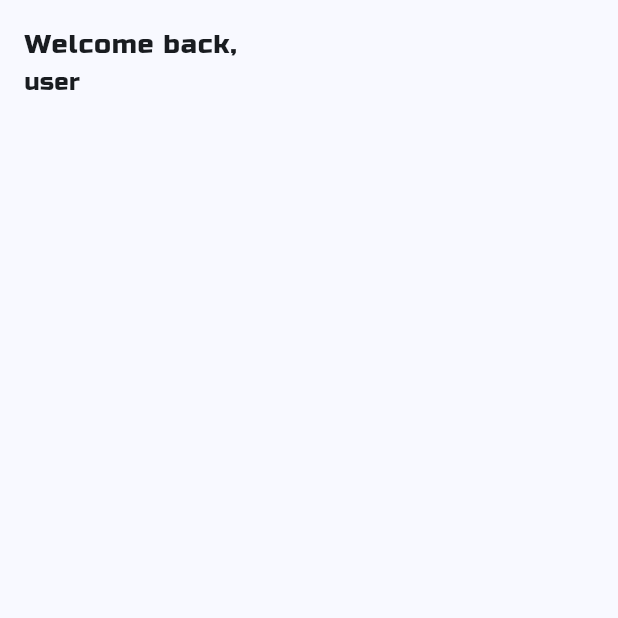
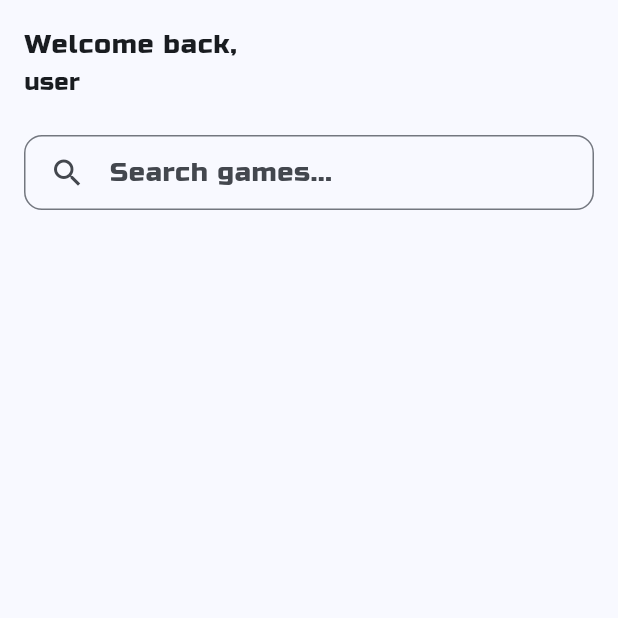
Before and after one commit to monoware-inc/triangulum, a Flutter app: the MainAppPage screen opened directly, on a phone screen of 412 x 824 dp, the top half of it. Run offline on Flutter 3.47's test engine with Material 3 defaults, Android fonts, the phone set to English and light mode, and no system bars; our stand-ins replace shared_preferences; accounts and stored records are empty.

Commit message:
[TRI-0005] Create a search bar widget for home page

```diff
--- a/triangulum/lib/pages/main_app_page.dart
+++ b/triangulum/lib/pages/main_app_page.dart
@@ -1,5 +1,6 @@
 import 'package:flutter/material.dart';
 import '../widgets/welcome_header.dart';
+import '../widgets/search_bar_widget.dart';
 
 class MainAppPage extends StatelessWidget {
   const MainAppPage({super.key});
@@ -14,6 +15,8 @@ class MainAppPage extends StatelessWidget {
             crossAxisAlignment: CrossAxisAlignment.start,
             children: [
               WelcomeHeader(),
+              SizedBox(height: 24),
+              SearchBarWidget(),
             ],
           ),
         ),
--- /dev/null
+++ b/triangulum/lib/widgets/search_bar_widget.dart
@@ -0,0 +1,24 @@
+import 'package:flutter/material.dart';
+
+class SearchBarWidget extends StatelessWidget {
+  const SearchBarWidget({super.key});
+
+  @override
+  Widget build(BuildContext context) {
+    return Container(
+      padding: const EdgeInsets.symmetric(horizontal: 16),
+      decoration: BoxDecoration(
+        color: Theme.of(context).colorScheme.surface,
+        borderRadius: BorderRadius.circular(12),
+        border: Border.all(color: Theme.of(context).colorScheme.outline),
+      ),
+      child: const TextField(
+        decoration: InputDecoration(
+          hintText: 'Search games...',
+          border: InputBorder.none,
+          icon: Icon(Icons.search),
+        ),
+      ),
+    );
+  }
+}
```
